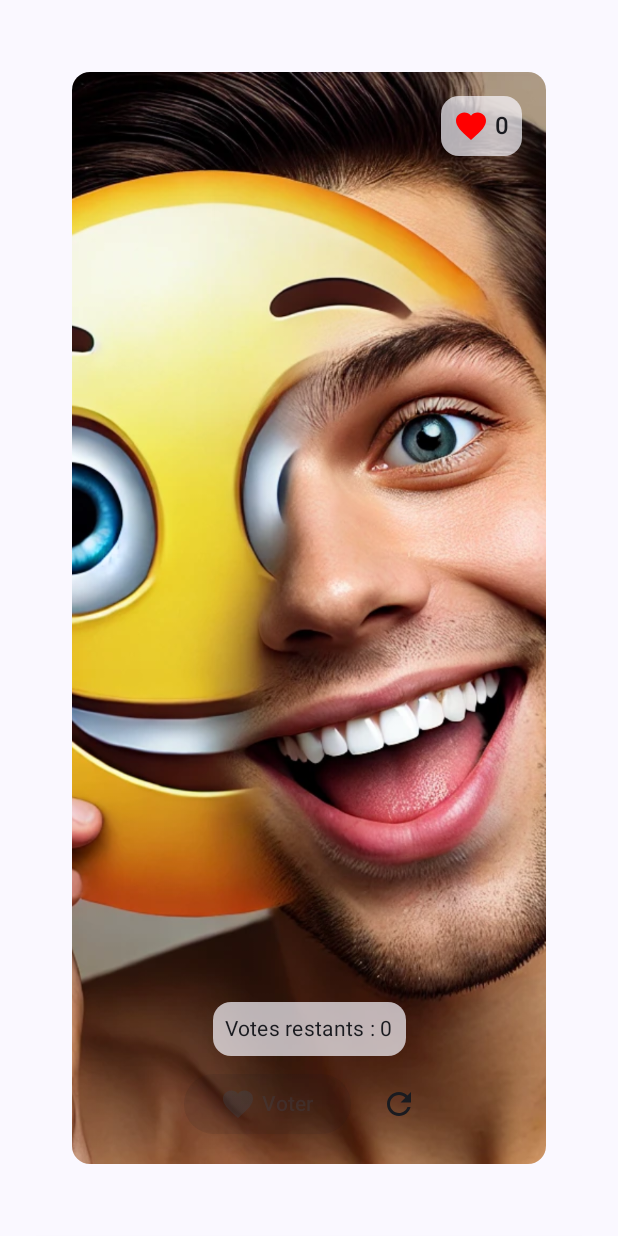
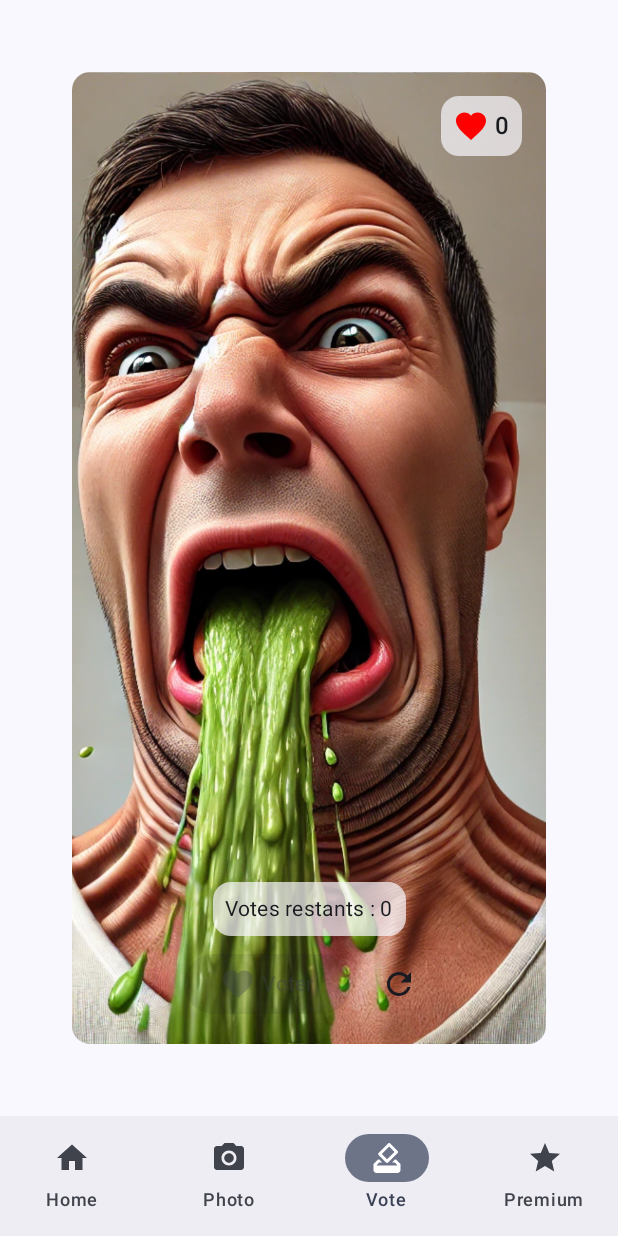
Before and after one commit to roefwin2/PhotoChallenge, an Android app built with Jetpack Compose: the voting screen opened through its navigation route, on a phone screen of 412 x 824 dp. Run offline under Robolectric (Android 15) with nearby library versions, the light colour scheme and no system bars; our stand-ins replace Room's generated code; libraries missing offline, so code that uses them is left out: androidx.camera.core, androidx.camera.view.

Commit message:
Add Navigation bar

```diff
--- a/app/build.gradle.kts
+++ b/app/build.gradle.kts
@@ -59,6 +59,7 @@ dependencies {
     debugImplementation(libs.androidx.ui.test.manifest)
 
     implementation(libs.androidx.material.icons.extended)
+    implementation(libs.material3)
 
     // Room
     implementation(libs.androidx.room.runtime)
--- a/app/src/main/java/com/example/photochallenge/activity/MainViewModel.kt
+++ b/app/src/main/java/com/example/photochallenge/activity/MainViewModel.kt
@@ -49,7 +49,7 @@ class MainViewModel(
         )
     }
 
-    fun onRetryPhoto() {
+    fun onPremiumFeature() {
         _state.value = state.value.copy(
             isPaywallVisible = true
         )
--- a/app/src/main/java/com/example/photochallenge/navigation/PhotoChallengeNavigation.kt
+++ b/app/src/main/java/com/example/photochallenge/navigation/PhotoChallengeNavigation.kt
@@ -2,39 +2,116 @@ package com.example.photochallenge.navigation
 
 import androidx.camera.view.LifecycleCameraController
 import androidx.compose.foundation.layout.fillMaxSize
+import androidx.compose.foundation.layout.padding
+import androidx.compose.material.icons.Icons
+import androidx.compose.material.icons.filled.Home
+import androidx.compose.material.icons.filled.HowToVote
+import androidx.compose.material.icons.filled.PhotoCamera
+import androidx.compose.material.icons.filled.Star
+import androidx.compose.material3.Icon
+import androidx.compose.material3.NavigationBar
+import androidx.compose.material3.NavigationBarItem
+import androidx.compose.material3.Scaffold
+import androidx.compose.material3.Text
 import androidx.compose.runtime.Composable
+import androidx.compose.runtime.getValue
 import androidx.compose.ui.Modifier
+import androidx.compose.ui.graphics.vector.ImageVector
+import androidx.compose.ui.unit.dp
+import androidx.compose.ui.unit.sp
 import androidx.navigation.NavHostController
 import androidx.navigation.compose.NavHost
 import androidx.navigation.compose.composable
+import androidx.navigation.compose.currentBackStackEntryAsState
 import com.example.photochallenge.authentification.presentation.login.PhotoChallengeAuthScreen
+import com.example.photochallenge.premiumfeatures.presentation.PremiumScreen
 import com.example.photochallenge.takepicture.presentation.CameraPreviewWithPicture
 import com.example.photochallenge.voting.presenter.PhotoChallengeVotingScreen
+
+
+data class BottomNavItem(
+    val route: String,
+    val icon: ImageVector,
+    val label: String
+)
 
 @Composable
 fun PhotoChallengeNavigation(
     navController: NavHostController,
     controller: LifecycleCameraController,
     modifier: Modifier = Modifier,
-    onClickToTakePhoto: (() -> Unit)
+    onClickToTakePhoto: (() -> Unit),
+    onPremiumFeatureClick: ((String) -> Unit)
 ) {
+    val bottomNavItems = listOf(
+        BottomNavItem("home", Icons.Default.Home, "Home"),
+        BottomNavItem("takePicture", Icons.Default.PhotoCamera, "Photo"),
+        BottomNavItem("voting", Icons.Default.HowToVote, "Vote"),
+        BottomNavItem("premium", Icons.Default.Star, "Premium")
+    )
+
+    val navBackStackEntry by navController.currentBackStackEntryAsState()
+    val currentRoute = navBackStackEntry?.destination?.route
+
+    // N'afficher la BottomBar que sur certains écrans
+    val shouldShowBottomBar = currentRoute != "auth"
+
+    Scaffold(
+        bottomBar = {
+            if (shouldShowBottomBar) {
+                NavigationBar {
+                    bottomNavItems.forEach { item ->
+                        NavigationBarItem(
+                            icon = { Icon(item.icon, contentDescription = item.label) },
+                            label = { Text(item.label) },
+                            selected = currentRoute == item.route,
+                            onClick = {
+                                navController.navigate(item.route) {
+                                    // Pop jusqu'au départ pour éviter d'empiler les écrans
+                                    popUpTo(navController.graph.startDestinationId) {
+                                        saveState = true
+                                    }
+                                    // Évite les copies multiples de la même destination
+                                    launchSingleTop = true
+                                    // Restaure l'état lors de la reselection
+                                    restoreState = true
+                                }
+                            }
+                        )
+                    }
+                }
+            }
+        }
+    ) { paddingValues ->
         NavHost(
-        modifier = modifier.fillMaxSize(),
+            modifier = modifier
+                .fillMaxSize()
+                .padding(paddingValues),
             navController = navController,
             startDestination = "auth"
         ) {
             composable("auth") {
                 PhotoChallengeAuthScreen(onAuthSuccess = {
-                navController.navigate("takePicture")
+                    navController.navigate("home") {
+                        popUpTo("auth") { inclusive = true }
+                    }
                 })
             }
+            composable("home") {
+                Text("Home", modifier = Modifier.padding(16.dp), fontSize = 24.sp)
+            }
             composable("takePicture") {
-            CameraPreviewWithPicture(controller = controller, onClickToTakePhoto = {
-                onClickToTakePhoto.invoke()
-            })
+                CameraPreviewWithPicture(
+                    controller = controller,
+                    onClickToTakePhoto = { onClickToTakePhoto.invoke() }
+                )
             }
             composable("voting") {
                 PhotoChallengeVotingScreen()
             }
+            composable("premium") {
+                PremiumScreen { onPremiumFeatureClick.invoke(it) }
             }
         }
+    }
+}
--- a/gradle/libs.versions.toml
+++ b/gradle/libs.versions.toml
@@ -12,6 +12,7 @@ espressoCore = "3.6.1"
 lifecycleRuntimeKtx = "2.8.7"
 activityCompose = "1.10.0"
 composeBom = "2024.04.01"
+material3 = "1.1.2"
 materialIconsExtended = "1.5.1"
 navigationCompose = "2.7.7"
 roomRuntime = "2.6.1"
@@ -46,6 +47,7 @@ koin-core = { group = "io.insert-koin", name = "koin-core", version.ref = "koin"
 koin-android = { group = "io.insert-koin", name = "koin-android", version.ref = "koin-android" }
 koin-android-compose = { group = "io.insert-koin", name = "koin-androidx-compose", version.ref = "koin-android-compose" }
 coil-compose = { group = "io.coil-kt", name = "coil-compose", version.ref = "coil" }
+material3 = { module = "androidx.compose.material3:material3", version.ref = "material3" }
 
 [plugins]
 android-application = { id = "com.android.application", version.ref = "agp" }
```
Also changed, not shown: app/src/main/java/com/example/photochallenge/activity/MainActivity.kt (+12 -10 lines), app/src/main/java/com/example/photochallenge/premiumfeatures/presentation/PhotoChallengePremiumScreen.kt (added, +144 -0 lines). Lines whose indentation alone changed are shown as unchanged.
